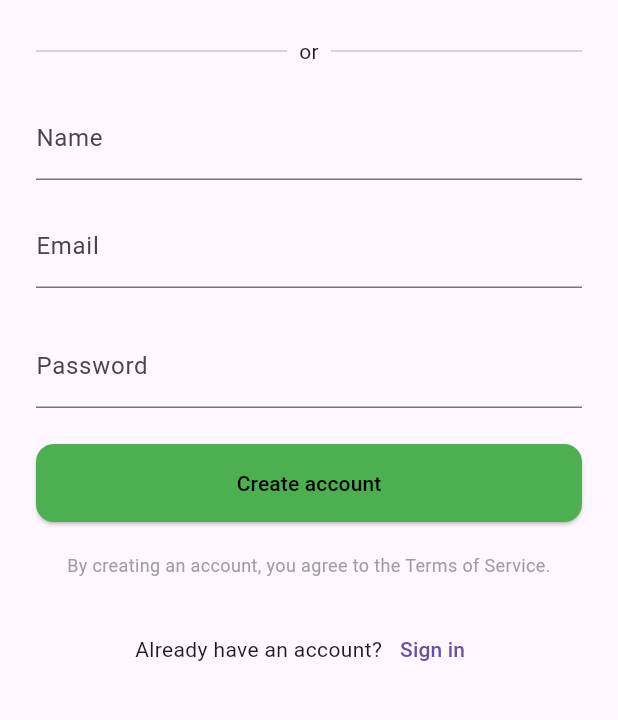
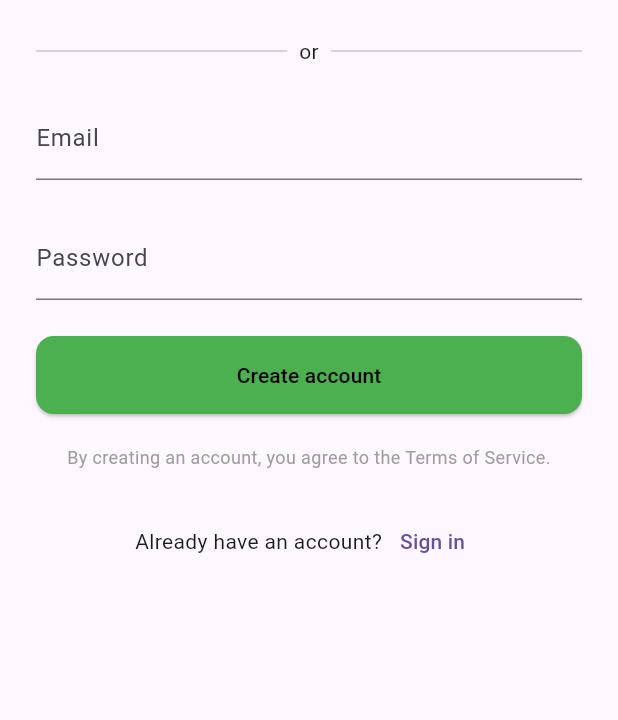
Before and after one commit to Kamiza-Allan/ResumeCraft, a Flutter app: the screen it shows after launch, after a tap on "Get Started", on a phone screen of 412 x 824 dp, the part 471-1191 px from its top. Run offline on Flutter 3.47's test engine with Material 3 defaults, Android fonts, the phone set to English and light mode, and no system bars; our stand-ins replace flutter_secure_storage.

Commit message:
Preparation for application of authentication logic

```diff
--- a/frontend/lib/screens/register_screen.dart
+++ b/frontend/lib/screens/register_screen.dart
@@ -36,9 +36,6 @@ class RegisterScreen extends StatelessWidget {
                 Expanded(child: Divider())
               ]),
               const SizedBox(height: 20),
-
-              const TextField(decoration: InputDecoration(labelText: 'Name')),
-              const SizedBox(height: 16),
               const TextField(decoration: InputDecoration(labelText: 'Email', suffixText: 'Show')),
               const SizedBox(height: 24),
               const TextField(decoration: InputDecoration(labelText: 'Password', suffixText: 'Show')),
--- a/frontend/pubspec.yaml
+++ b/frontend/pubspec.yaml
@@ -30,7 +30,7 @@ environment:
 dependencies:
   flutter:
     sdk: flutter
-  http: ^1.2.0              # For API requests
+  http: ^1.6.0              # For API requests
   flutter_secure_storage: ^9.0.0 # To store JWT tokens safely
   provider: ^6.1.1          # For state management
   intl: ^0.19.0             # For date formatting
```
